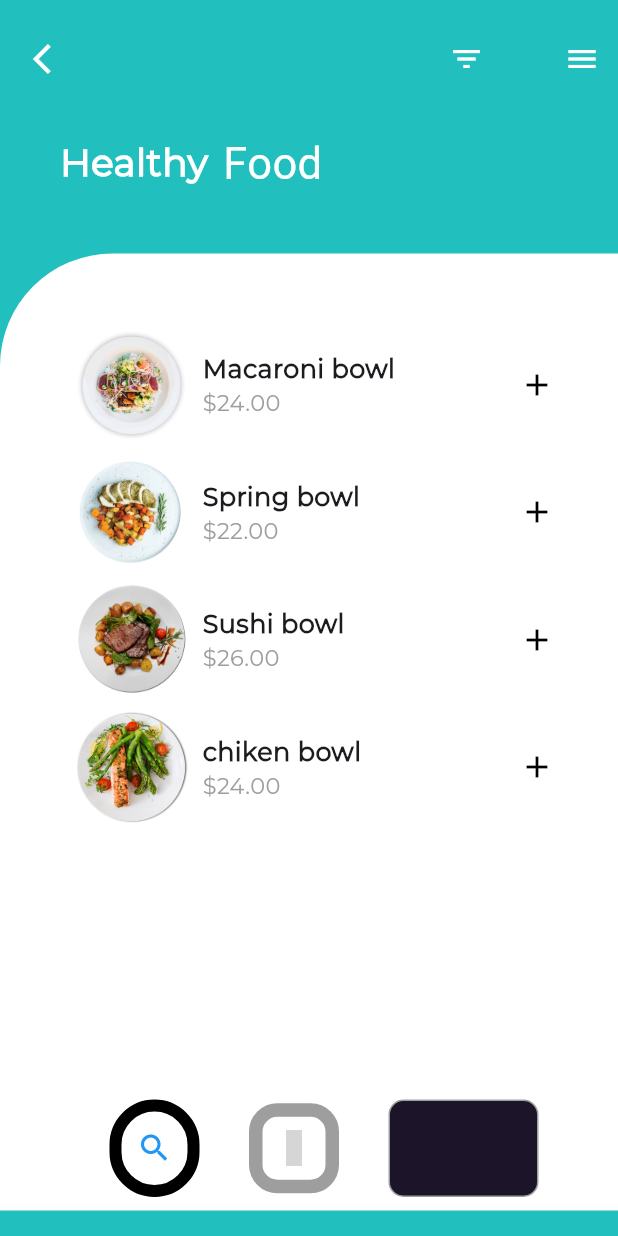
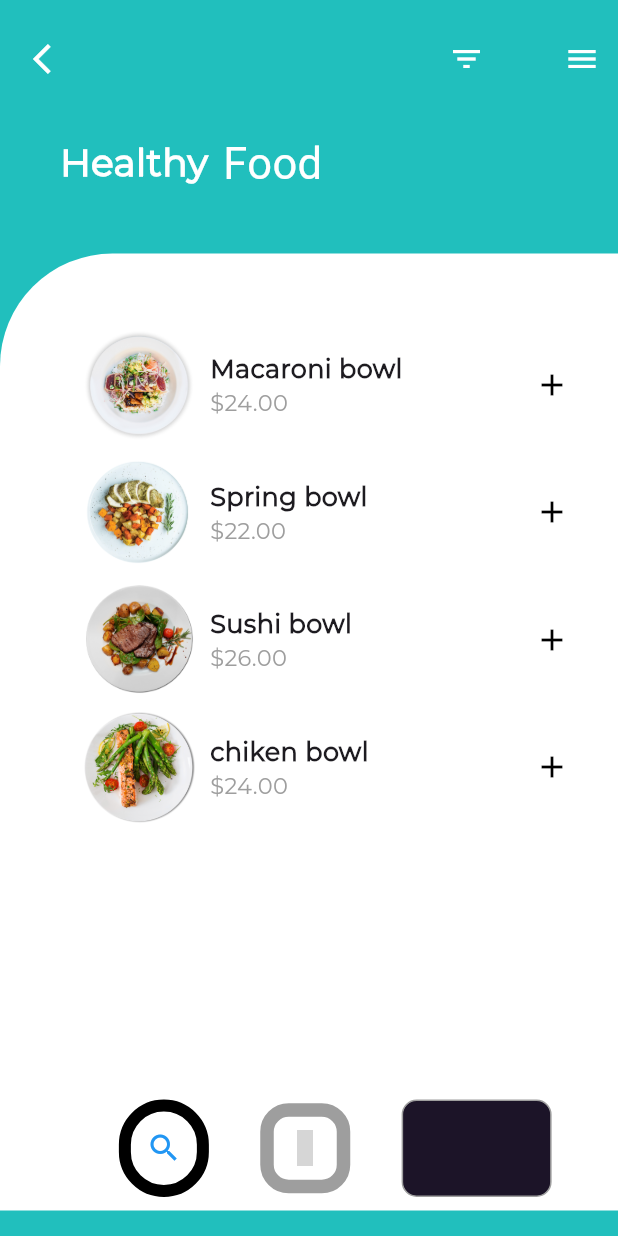
Before and after one commit to nawo6TGJD/App-CalFit-, a Flutter app: the screen it shows after launch, on a phone screen of 412 x 824 dp. Run offline on Flutter 3.47's test engine with Material 3 defaults, Android fonts, the phone set to English and light mode, and no system bars; statements that could not run were skipped; project files that could hold a hidden picture were left out; grey boxes are pictures that could not be loaded.

Commit message:
Update main.dart

```diff
--- a/lib/main.dart
+++ b/lib/main.dart
@@ -85,7 +85,7 @@ class _MyHomePageState extends State<MyHomePage> {
             ),
             child: ListView(
               primary: false,
-              padding: EdgeInsets.only(left: 40.0, right: 20.0),
+              padding: EdgeInsets.only(left: 45.0, right: 10.0),
               children: <Widget>[
                 Padding(
                     padding: EdgeInsets.only(top: 40.0),
```
